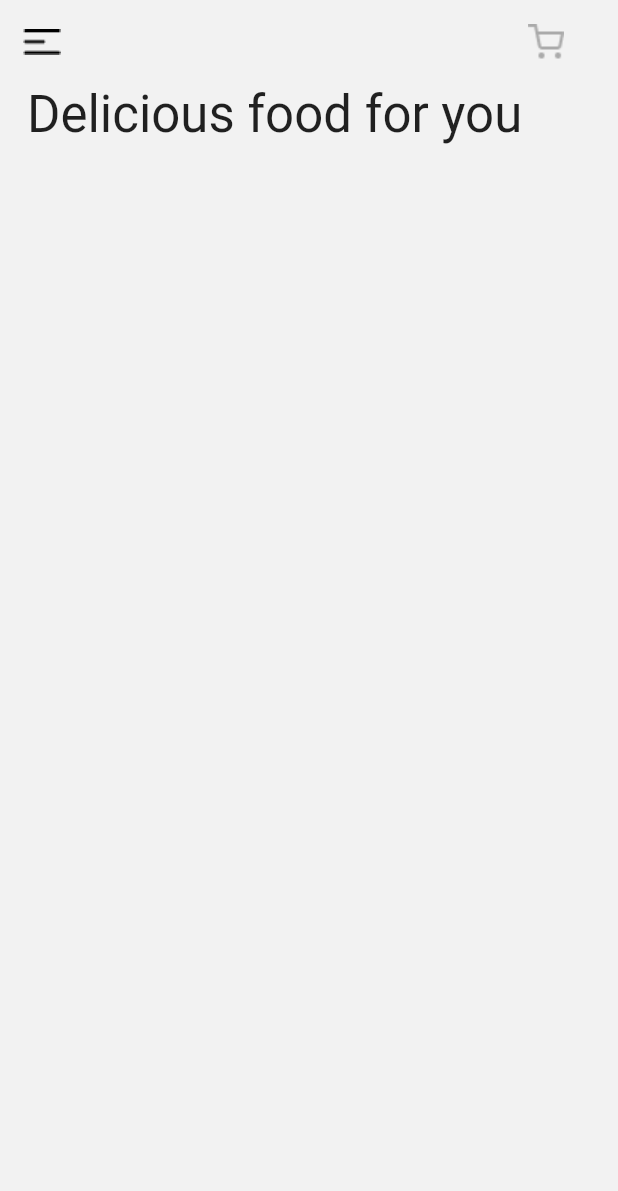
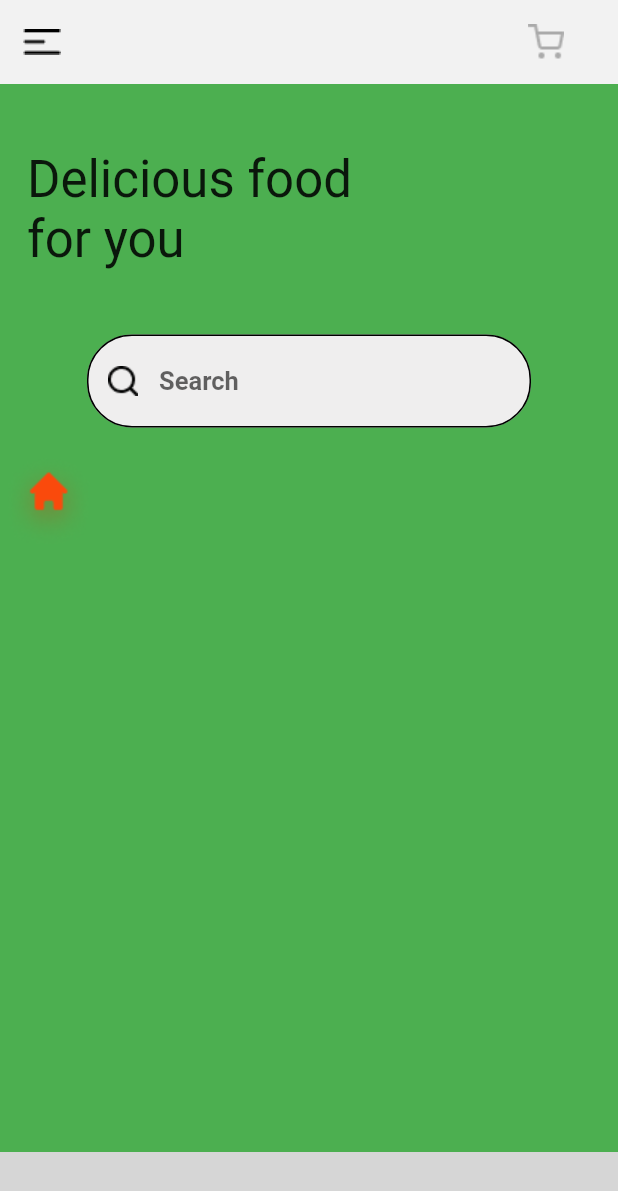
Before and after one commit to Naeem-SahiL/fluuter-App, a Flutter app: the screen it shows after launch, on a phone screen of 412 x 824 dp. Shown: the top 1191 px of the screen. Run offline on Flutter 3.47's test engine with Material 2 defaults, Android fonts, the phone set to English and light mode, and no system bars; Roboto replaces fonts that are missing (SFProRoundedBold, SFProRoundedSemibold); statements that could not run were skipped; grey boxes are pictures that could not be loaded.

Commit message:
new update

```diff
--- a/lib/main.dart
+++ b/lib/main.dart
@@ -14,46 +14,110 @@ class MyApp extends StatefulWidget {
 
 class _MyAppState extends State<MyApp> {
   int state = 1;
+  Color back = const Color(0xFFF2F2F2);
+  Color orange = const Color(0xFFFA4A0C);
+  Color searchBack = const Color(0xFFEFEEEE);
+
   @override
   Widget build(BuildContext context) {
     return MaterialApp(
       theme: MyTheme.defaultTheme,
       debugShowCheckedModeBanner: false,
       home: Scaffold(
-        backgroundColor: const Color(0xFFF2F2F2),
+        backgroundColor: back,
         appBar: AppBar(
-          backgroundColor: const Color(0xFFF2F2F2),
+          backgroundColor: back,
           foregroundColor: Colors.black,
           elevation: 0,
           leading: GestureDetector(
-              onTap: () { /* Write listener code here */ },
+            onTap: () {/* Write listener code here */},
             child: Image.asset('icons/menu.png'),
           ),
-
           actions: [
             Padding(
                 padding: const EdgeInsets.only(right: 20.0),
                 child: GestureDetector(
                   onTap: () {},
-                child:  Image.asset('icons/shopping-cart.png'),
-              )
-            ),
+                  child: Image.asset('icons/shopping-cart.png'),
+                )),
           ],
         ),
-        body: Column(
-
-          children:
-            const [
-              Padding(
-                padding: EdgeInsets.only(left: 18),
-                child: Text("Delicious food for you",
-                  style: TextStyle(
-                    fontSize: 34,
-                    fontFamily: 'SFProRoundedBold'
+        body: Container(
+          color: Colors.green,
+          child: Column(
+            children: [
+              const SizedBox(
+                height: 43,
+              ),
+              const Padding(
+                padding: EdgeInsets.fromLTRB(18, 0, 150, 0),
+                child: Text(
+                  "Delicious food for you",
+                  style:
+                      TextStyle(fontSize: 34, fontFamily: 'SFProRoundedBold'),
                 ),
               ),
+              const SizedBox(
+                height: 28,
+              ),
+              Padding(
+                padding: const EdgeInsets.symmetric(horizontal: 50),
+                child:
+                    _textField(const AssetImage('icons/search.png'), 'Search'),
+              ),
+              _bottomNavigationBar(),
+            ],
+          ),
+
+        ),
+        bottomSheet: ,
+      ),
+    );
+  }
+
+  Container _textField(AssetImage image, String label) {
+    return Container(
+      child: Padding(
+        padding: const EdgeInsets.symmetric(horizontal: 8, vertical: 16),
+        child: TextField(
+          cursorColor: const Color(0xFFFA4A0C),
+          decoration: InputDecoration(
+            fillColor: searchBack,
+            filled: true,
+            contentPadding:
+                const EdgeInsets.symmetric(horizontal: 35, vertical: 21),
+            prefixIcon: Image(image: image),
+            border: const OutlineInputBorder(),
+            hintText: label,
+            hintStyle: const TextStyle(
+              fontFamily: 'SFProRoundedSemibold',
+              fontWeight: FontWeight.bold,
+              fontSize: 17,
+            ),
+            enabledBorder: OutlineInputBorder(
+              borderRadius: BorderRadius.circular(30),
+            ),
+            focusedBorder: OutlineInputBorder(
+              borderRadius: BorderRadius.circular(30),
+            ),
+          ),
+        ),
+      ),
+    );
+  }
+
+  Expanded _bottomNavigationBar() {
+    return Expanded(
+      child: Align(
+        alignment: FractionalOffset.bottomCenter,
+        child: Container(
+          child: Row(
+            children: [
+              Column(
+                children: [Image(image: AssetImage('icons/home.png'))],
               )
             ],
+          ),
         ),
       ),
     );
--- a/pubspec.yaml
+++ b/pubspec.yaml
@@ -89,6 +89,9 @@ flutter:
     - family: SFProRoundedBold
       fonts:
         - asset: fonts/SF-Pro-Rounded-Bold.ttf
+    - family: SFProRoundedSemibold
+      fonts:
+        - asset: fonts/SF-Pro-Rounded-Semibold.ttf
 
           # style: regular
   #   - family: Trajan Pro
```
Also changed, not shown: icons/heart.png (added), icons/home.png (added), icons/ic_sharp-history.png (added), icons/search.png (added), icons/user.png (added). Lines whose indentation alone changed are shown as unchanged.
